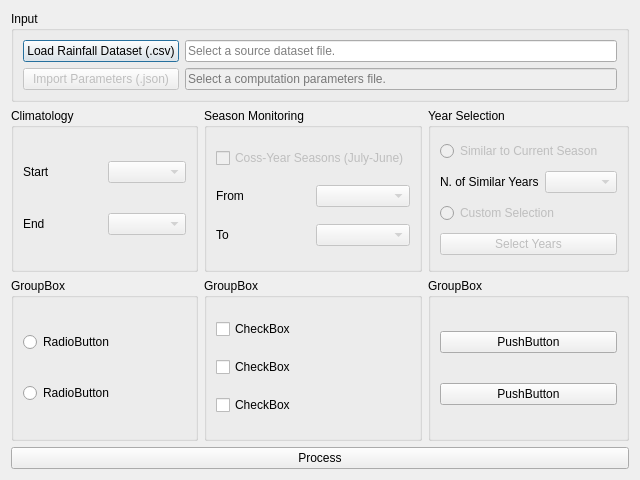
The window that nsmpg_dialog_base.ui (JuanPDiazL/SMPG) describes before a commit, drawn with Qt 5.
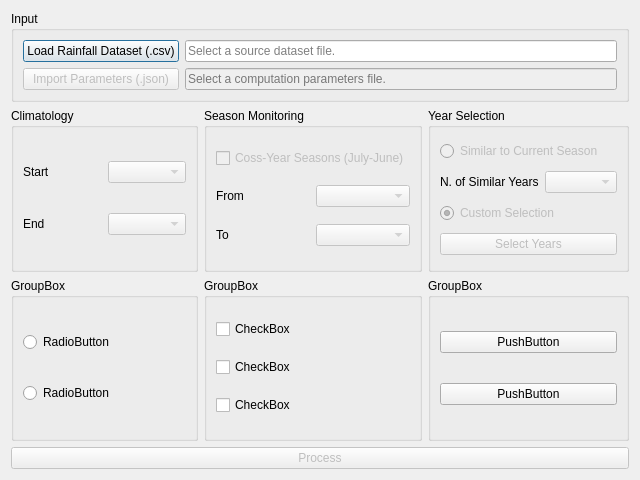
The same window after the commit.

```diff
--- a/nsmpg_dialog_base.ui
+++ b/nsmpg_dialog_base.ui
@@ -127,6 +127,9 @@
         <property name="text">
          <string>Custom Selection</string>
         </property>
+        <property name="checked">
+         <bool>true</bool>
+        </property>
        </widget>
       </item>
       <item row="3" column="0" colspan="2">
@@ -290,6 +293,9 @@
    </item>
    <item row="3" column="0" colspan="3">
     <widget class="QPushButton" name="processButton">
+     <property name="enabled">
+      <bool>false</bool>
+     </property>
      <property name="text">
       <string>Process</string>
      </property>
```
Left out of the diff: 37 changed lines with no effect on the pictures.
